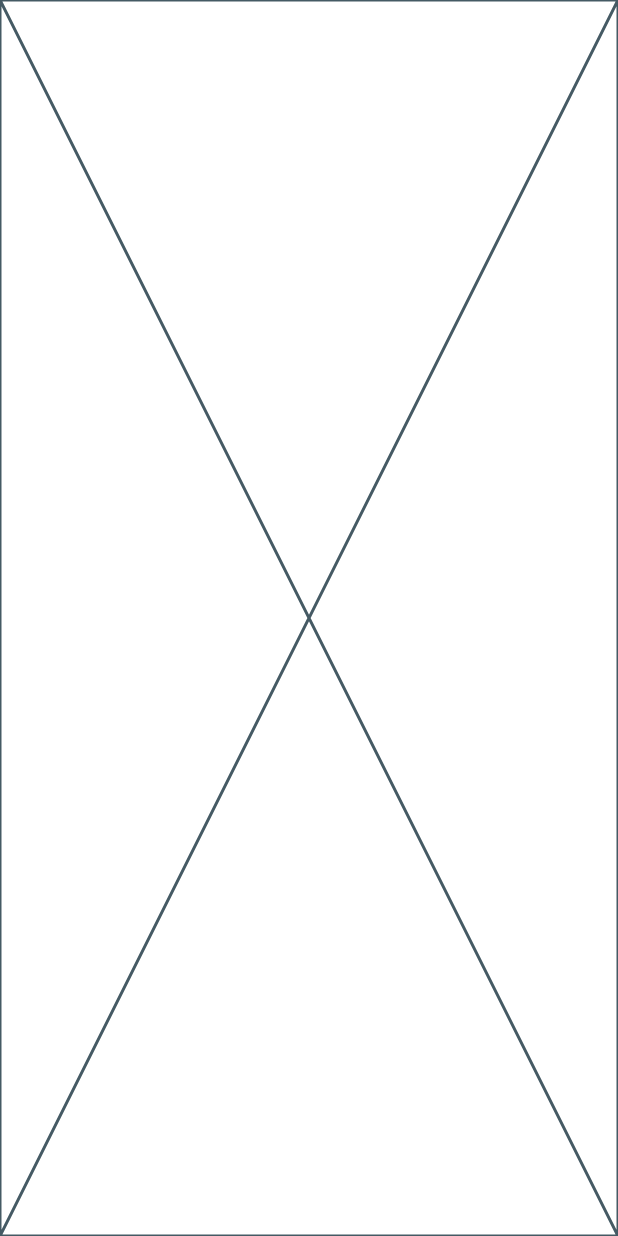
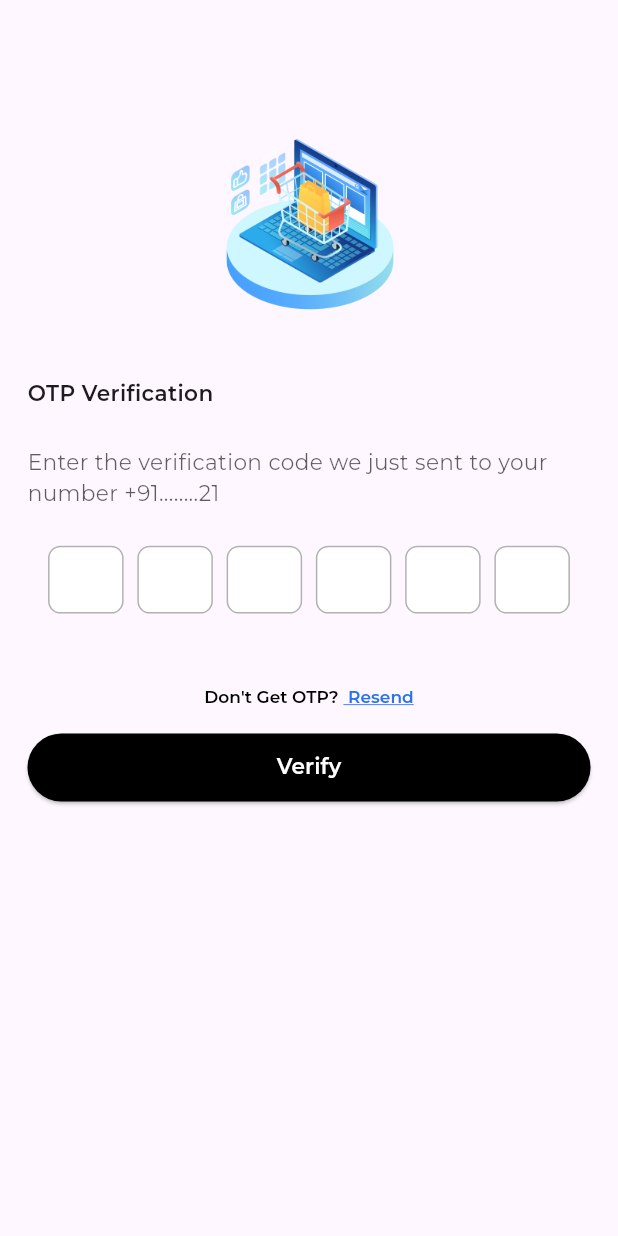
Before and after one commit to dinc1340/totalx, a Flutter app: the screen it shows after launch, after a tap on "Get OTP", on a phone screen of 412 x 824 dp. Run offline on Flutter 3.47's test engine with Material 3 defaults, Android fonts, the phone set to English and light mode, and no system bars; drawn by our look-alikes of pinput; our stand-ins replace flutter_screenutil, gap; project files that could hold a hidden picture were left out.

Commit message:
otp page done

```diff
--- /dev/null
+++ b/lib/screens/homepage.dart
@@ -0,0 +1,15 @@
+import 'package:flutter/material.dart';
+
+class HomePage extends StatefulWidget {
+  const HomePage({super.key});
+
+  @override
+  State<HomePage> createState() => _HomePageState();
+}
+
+class _HomePageState extends State<HomePage> {
+  @override
+  Widget build(BuildContext context) {
+    return const Placeholder();
+  }
+}
--- a/lib/screens/otp.dart
+++ b/lib/screens/otp.dart
@@ -1,15 +1,139 @@
+import 'package:flutter/gestures.dart';
 import 'package:flutter/material.dart';
+import 'package:flutter_screenutil/flutter_screenutil.dart';
+import 'package:gap/gap.dart';
+import 'package:pinput/pinput.dart';
+import 'package:provider/provider.dart';
+import 'package:totalx/provider/otpprovider.dart';
+import 'package:totalx/screens/homepage.dart';
+import 'package:totalx/screens/login.dart';
 
 class OtpPage extends StatefulWidget {
-  const OtpPage({super.key});
+  const OtpPage({super.key,});
 
   @override
   State<OtpPage> createState() => _OtpPageState();
 }
 
 class _OtpPageState extends State<OtpPage> {
+  TextEditingController otpcontroller = TextEditingController();
   @override
   Widget build(BuildContext context) {
-    return const Placeholder();
+
+    return Scaffold(
+      body: Padding(
+        padding: EdgeInsets.only(left: 16.w, right: 16.w, top: 74.h),
+        child: Consumer<OtpProvider>(builder: (context, a, child) {
+          return Column(
+            crossAxisAlignment: CrossAxisAlignment.start,
+            children: [
+              Center(
+                child: Image.asset(
+                  "asset/images/otp.png",
+                  height: 140.h,
+                  width: 140.w,
+                ),
+              ),
+              Gap(31.h),
+              Text(
+                "OTP Verification",
+                style: TextStyle(
+                    fontFamily: "Montserrat",
+                    fontSize: 14.sp,
+                    fontWeight: FontWeight.w600),
+              ),
+              Gap(24.h),
+              Opacity(
+                opacity: .7,
+                child: Text(
+                  textAlign: TextAlign.left,
+                  "Enter the verification code we just sent to your number +91........21",
+                  style: TextStyle(
+                      fontFamily: "Montserrat",
+                      fontSize: 14.sp,
+                      fontWeight: FontWeight.w400),
+                ),
+              ),
+              Gap(23.h),
+              Center(
+                child: SizedBox(
+                  width: 304.w,
+                  height: 44.h,
+                  child: Pinput(
+                    controller: otpcontroller,
+                    focusedPinTheme: PinTheme(
+                      decoration: BoxDecoration(
+                        color: Colors.white,
+                        borderRadius: BorderRadius.circular(8.sp),
+                        border: Border.all(color: Colors.black, width: 1.sp),
+                      ),
+                    ),
+                    enabled: true,
+                    followingPinTheme: PinTheme(
+                      decoration: BoxDecoration(
+                        color: Colors.white,
+                        borderRadius: BorderRadius.circular(8.sp),
+                        border: Border.all(color: Colors.black.withOpacity(.3)),
+                      ),
+                    ),
+                    keyboardType: TextInputType.number,
+                    separatorBuilder: (index) => SizedBox(
+                      width: 8.w,
+                    ),
+                    defaultPinTheme: PinTheme(
+                      textStyle: TextStyle(
+                          fontWeight: FontWeight.w700,
+                          fontSize: 18.sp,
+                          color: Color(0xffFF5454),
+                          fontFamily: "Montserrat"),
+                    ),
+                    length: 6,
+                  ),
+                ),
+              ),
+              Gap(47.h),
+              Center(
+                child: RichText(
+                  text: TextSpan(
+                    text: "Don't Get OTP? ",
+                    style: TextStyle(
+                      fontSize: 11.sp,
+                      fontWeight: FontWeight.w600,
+                      fontFamily: "Montserrat",
+                      color: Colors.black,
+                    ),
+                    children: [
+                      TextSpan(
+                        recognizer: TapGestureRecognizer()..onTap = () {},
+                        text: " Resend",
+                        style: TextStyle(
+                            color: Color(0xff2873F0),
+                            decoration: TextDecoration.underline,
+                            decorationColor: Color(0xff2873F0),
+                            fontSize: 11.sp,
+                            fontWeight: FontWeight.w600,
+                            fontFamily: "Montserrat"),
+                      ),
+                    ],
+                  ),
+                ),
+              ),
+              Gap(17.h),
+              bottom_button(
+                title: 'Verify',
+                click: ()  {
+
+                  Navigator.push(
+                      context,
+                      MaterialPageRoute(
+                        builder: (context) => HomePage(),
+                      ));
+                },
+              )
+            ],
+          );
+        }),
+      ),
+    );
   }
 }
--- a/pubspec.yaml
+++ b/pubspec.yaml
@@ -38,6 +38,7 @@ dependencies:
   flutter_screenutil: ^5.9.0
   gap: ^3.0.1
   provider: ^6.1.2
+  pinput: ^4.0.0
 
 dev_dependencies:
   flutter_test:
```
Also changed, not shown: pubspec.lock, 5 other files.
